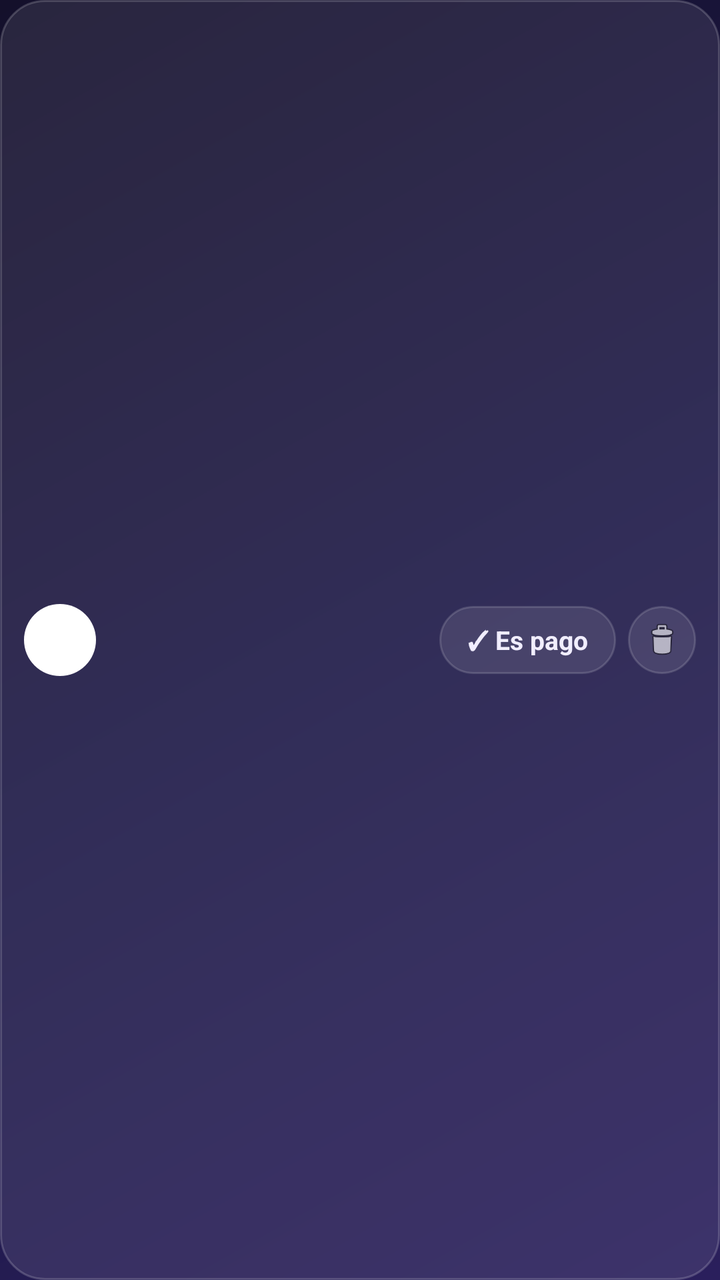
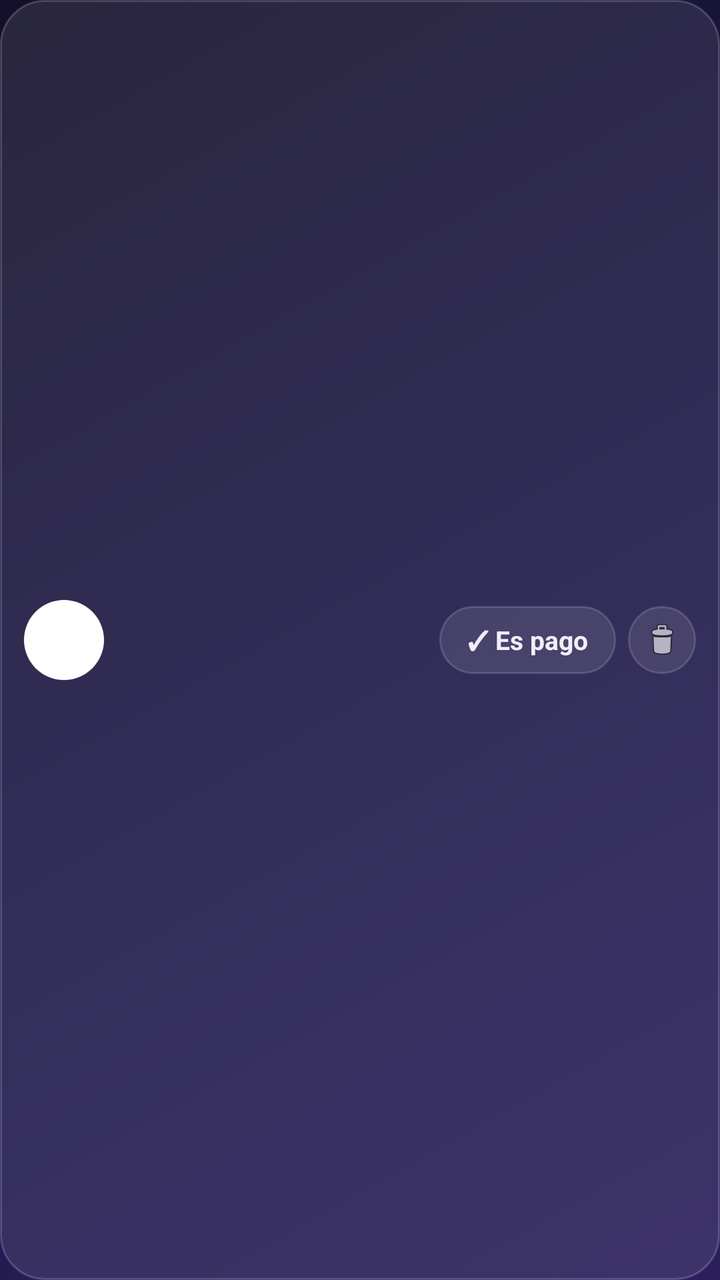

Screens rendered from an Android XML layout before and after an edit, with the pre-edit source and the edit as a unified diff.
<!-- AndroidManifest.xml: application theme Theme.NotiBridge -->
<!-- res/layout/item_spam.xml -->
<?xml version="1.0" encoding="utf-8"?>
<LinearLayout
    xmlns:android="http://schemas.android.com/apk/res/android"
    android:layout_width="match_parent"
    android:layout_height="wrap_content"
    android:orientation="horizontal"
    android:gravity="center_vertical"
    android:background="@drawable/glass_card"
    android:layout_marginTop="8dp"
    android:padding="12dp">

    <TextView
        android:id="@+id/spam_badge"
        android:layout_width="36dp"
        android:layout_height="36dp"
        android:gravity="center"
        android:background="@drawable/badge_circle"
        android:textSize="15sp"
        android:textStyle="bold"
        android:textColor="@color/white" />

    <LinearLayout
        android:layout_width="0dp"
        android:layout_height="wrap_content"
        android:layout_weight="1"
        android:layout_marginStart="12dp"
        android:orientation="vertical">

        <TextView
            android:id="@+id/spam_titulo"
            android:layout_width="wrap_content"
            android:layout_height="wrap_content"
            android:textSize="14sp"
            android:textStyle="bold"
            android:maxLines="1"
            android:ellipsize="end"
            android:textColor="@color/text_main" />

        <TextView
            android:id="@+id/spam_texto"
            android:layout_width="wrap_content"
            android:layout_height="wrap_content"
            android:layout_marginTop="1dp"
            android:textSize="12sp"
            android:maxLines="2"
            android:ellipsize="end"
            android:textColor="@color/text_soft" />

        <TextView
            android:id="@+id/spam_hora"
            android:layout_width="wrap_content"
            android:layout_height="wrap_content"
            android:layout_marginTop="2dp"
            android:textSize="10sp"
            android:textColor="@color/text_soft" />
    </LinearLayout>

    <TextView
        android:id="@+id/spam_btn_pago"
        style="@style/ChipFiltro"
        android:layout_width="wrap_content"
        android:layout_height="wrap_content"
        android:layout_marginEnd="6dp"
        android:text="@string/btn_es_pago" />

    <ImageButton
        android:id="@+id/spam_btn_borrar"
        android:layout_width="34dp"
        android:layout_height="34dp"
        android:background="@drawable/chip_filter"
        android:src="@android:drawable/ic_menu_delete"
        android:scaleType="centerInside"
        android:padding="7dp"
        android:contentDescription="@string/spam_delete_desc" />
</LinearLayout>
<!-- resources referenced by this layout -->
<resources>
  <color name="text_main">#F1EEFF</color>
  <color name="text_soft">#B9B4D6</color>
  <color name="white">#FFFFFF</color>
  <!-- drawable badge_circle (drawable) -->
  <?xml version="1.0" encoding="utf-8"?>
  <shape xmlns:android="http://schemas.android.com/apk/res/android"
      android:shape="oval">
      
      <solid android:color="#FFFFFFFF" />
  </shape>
  <!-- drawable chip_filter (drawable) -->
  <?xml version="1.0" encoding="utf-8"?>
  <selector xmlns:android="http://schemas.android.com/apk/res/android">
      
      <item android:state_activated="true">
          <shape android:shape="rectangle">
              <solid android:color="#3334D399" />
              <stroke android:width="1dp" android:color="#6634D399" />
              <corners android:radius="999dp" />
          </shape>
      </item>
      
      <item>
          <shape android:shape="rectangle">
              <solid android:color="#1AFFFFFF" />
              <stroke android:width="1dp" android:color="#26FFFFFF" />
              <corners android:radius="999dp" />
          </shape>
      </item>
  </selector>
  <!-- drawable glass_card (drawable) -->
  <?xml version="1.0" encoding="utf-8"?>
  <shape xmlns:android="http://schemas.android.com/apk/res/android"
      android:shape="rectangle">
      
      <solid android:color="#17FFFFFF" />
      <stroke android:width="1dp" android:color="#2EFFFFFF" />
      <corners android:radius="22dp" />
  </shape>
  <string name="btn_es_pago">✓ Es pago</string>
  <string name="spam_delete_desc">Eliminar este descarte</string>
  <style name="ChipFiltro">
          <item name="android:layout_width">wrap_content</item>
          <item name="android:layout_height">wrap_content</item>
          <item name="android:paddingTop">8dp</item>
          <item name="android:paddingBottom">8dp</item>
          <item name="android:paddingStart">14dp</item>
          <item name="android:paddingEnd">14dp</item>
          <item name="android:layout_marginEnd">8dp</item>
          <item name="android:background">@drawable/chip_filter</item>
          <item name="android:textColor">@color/text_main</item>
          <item name="android:textSize">13sp</item>
          <item name="android:textStyle">bold</item>
          <item name="android:clickable">true</item>
          <item name="android:focusable">true</item>
      </style>
  <style name="Theme.NotiBridge" parent="Theme.Material3.Dark.NoActionBar">
          <item name="colorPrimary">@color/primary</item>
          <item name="colorOnPrimary">@color/white</item>
          <item name="colorPrimaryContainer">@color/primary_dark</item>
          <item name="colorSurface">@color/surface_solid</item>
          <item name="colorOnSurface">@color/text_main</item>
          <item name="android:windowBackground">@drawable/bg_gradient</item>
          <item name="android:statusBarColor">@color/status_top</item>
          <item name="android:navigationBarColor">@color/surface_solid</item>
          <item name="android:windowLightStatusBar">false</item>
      </style>
  <color name="primary">#22C55E</color>
  <color name="primary_dark">#15803D</color>
  <color name="surface_solid">#1A1633</color>
  <!-- drawable bg_gradient (drawable) -->
  <?xml version="1.0" encoding="utf-8"?>
  <shape xmlns:android="http://schemas.android.com/apk/res/android"
      android:shape="rectangle">
      
      <gradient
          android:type="linear"
          android:angle="315"
          android:startColor="#14102B"
          android:centerColor="#1D1846"
          android:endColor="#2A1F5C" />
  </shape>
  <color name="status_top">#14102B</color>
</resources>

<!-- the commit's change to res/layout/item_spam.xml (unified diff, before → after) -->
@@ -9,15 +9,30 @@
     android:layout_marginTop="8dp"
     android:padding="12dp">
 
-    <TextView
-        android:id="@+id/spam_badge"
-        android:layout_width="36dp"
-        android:layout_height="36dp"
-        android:gravity="center"
-        android:background="@drawable/badge_circle"
-        android:textSize="15sp"
-        android:textStyle="bold"
-        android:textColor="@color/white" />
+    
+    <FrameLayout
+        android:layout_width="40dp"
+        android:layout_height="40dp">
+
+        <TextView
+            android:id="@+id/spam_badge"
+            android:layout_width="40dp"
+            android:layout_height="40dp"
+            android:gravity="center"
+            android:background="@drawable/badge_circle"
+            android:textSize="15sp"
+            android:textStyle="bold"
+            android:textColor="@color/white" />
+
+        <ImageView
+            android:id="@+id/spam_icon"
+            android:layout_width="40dp"
+            android:layout_height="40dp"
+            android:padding="3dp"
+            android:scaleType="fitCenter"
+            android:visibility="gone"
+            android:contentDescription="@null" />
+    </FrameLayout>
 
     <LinearLayout
         android:layout_width="0dp"
